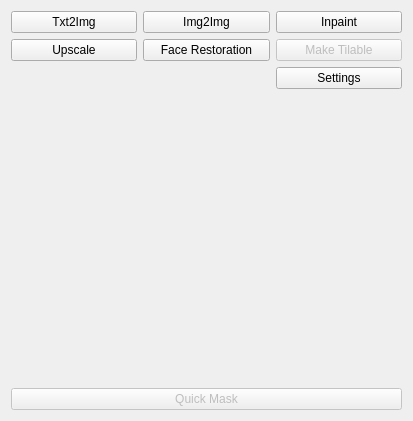
Before: the Qt Designer form image_ai_utils/common/ui/diffusion_tools_widget.ui in qweryty/image-ai-utils-krita, drawn with Qt 5.
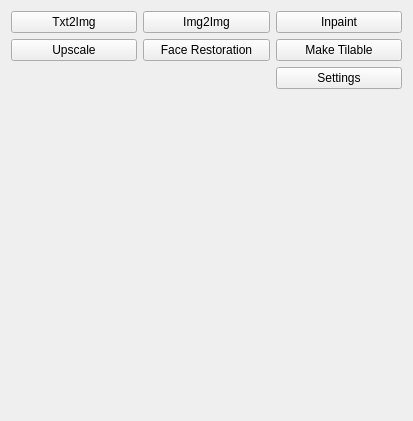
After: the same form once the commit is applied.

```diff
--- a/image_ai_utils/common/ui/diffusion_tools_widget.ui
+++ b/image_ai_utils/common/ui/diffusion_tools_widget.ui
@@ -28,7 +28,7 @@
        <item row="1" column="2">
         <widget class="QPushButton" name="make_tilable_button">
          <property name="enabled">
-          <bool>false</bool>
+          <bool>true</bool>
          </property>
          <property name="text">
           <string>Make Tilable</string>
@@ -95,21 +95,17 @@
       </spacer>
      </item>
      <item>
-      <layout class="QGridLayout" name="gridLayout_3">
-       <item row="1" column="0">
-        <widget class="QPushButton" name="quick_mask_button">
-         <property name="enabled">
-          <bool>false</bool>
-         </property>
-         <property name="toolTip">
-          <string>Creates transparency mask for current layer</string>
-         </property>
-         <property name="text">
-          <string>Quick Mask</string>
-         </property>
-        </widget>
-       </item>
-      </layout>
+      <spacer name="horizontalSpacer">
+       <property name="orientation">
+        <enum>Qt::Horizontal</enum>
+       </property>
+       <property name="sizeHint" stdset="0">
+        <size>
+         <width>40</width>
+         <height>20</height>
+        </size>
+       </property>
+      </spacer>
      </item>
     </layout>
    </item>
```
